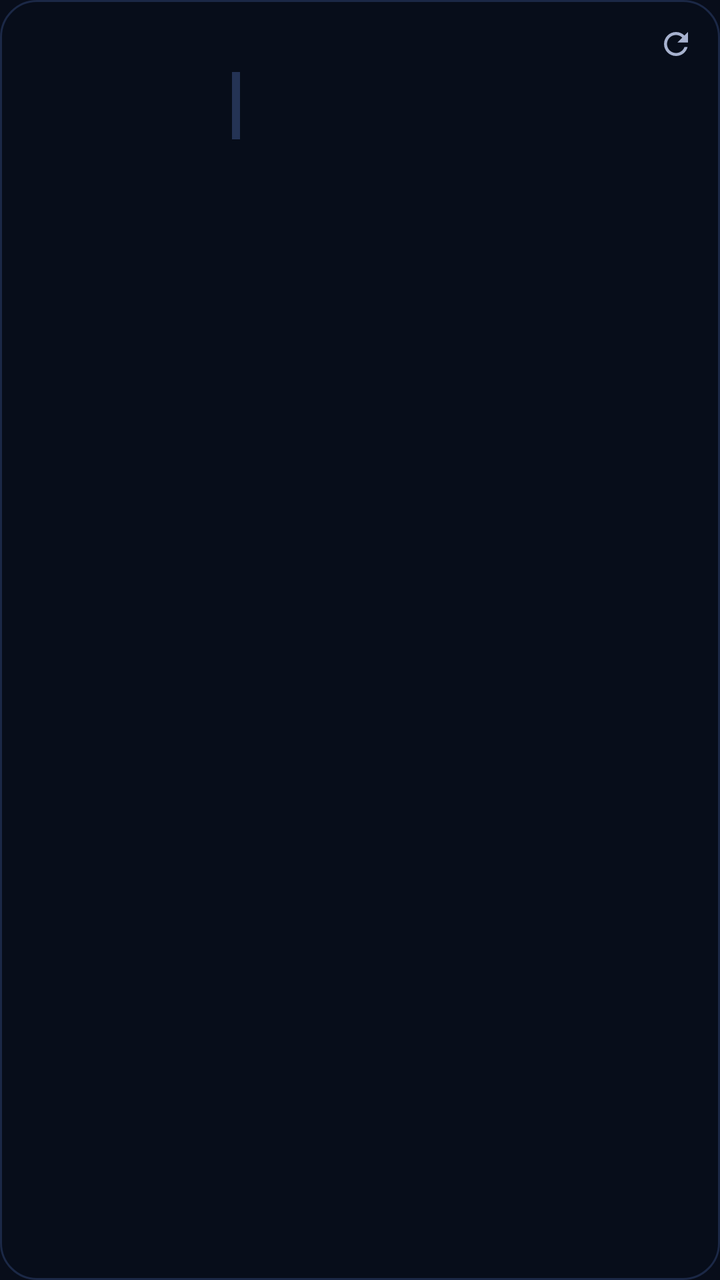
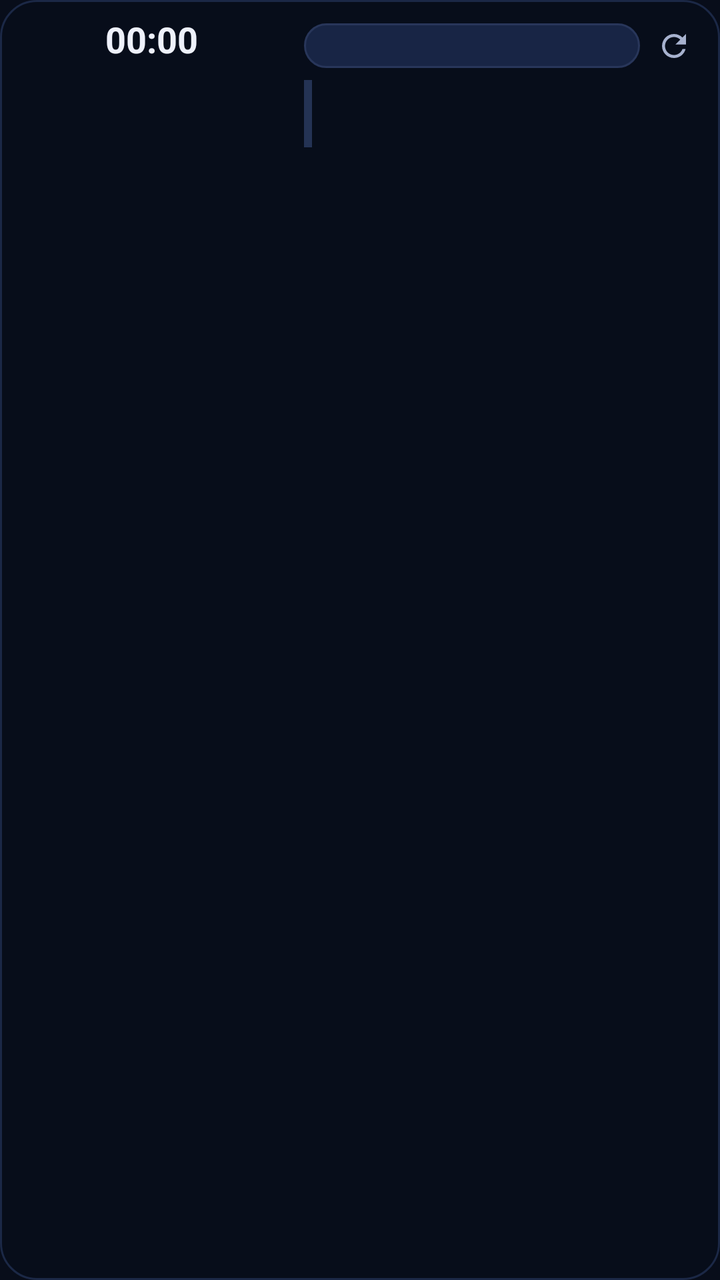

An Android layout rendered at two revisions. The XML below is the earlier revision; the diff shows what the commit changed to produce the second picture.
<!-- AndroidManifest.xml: application theme AppTheme -->
<!-- res/layout/widget_routine.xml -->
<?xml version="1.0" encoding="utf-8"?>
<LinearLayout xmlns:android="http://schemas.android.com/apk/res/android"
    android:id="@+id/root"
    android:layout_width="match_parent"
    android:layout_height="match_parent"
    android:background="@drawable/widget_bg"
    android:gravity="center_vertical"
    android:orientation="horizontal"
    android:padding="10dp">

    <ImageView
        android:id="@+id/clock"
        android:layout_width="96dp"
        android:layout_height="96dp"
        android:contentDescription="@string/widget_clock_desc"
        android:scaleType="fitCenter" />

    <LinearLayout
        android:layout_width="0dp"
        android:layout_height="match_parent"
        android:layout_marginStart="10dp"
        android:layout_weight="1"
        android:orientation="vertical">

        <LinearLayout
            android:layout_width="match_parent"
            android:layout_height="wrap_content"
            android:gravity="center_vertical"
            android:orientation="horizontal">

            <TextView
                android:id="@+id/day_title"
                android:layout_width="0dp"
                android:layout_height="wrap_content"
                android:layout_weight="1"
                android:ellipsize="end"
                android:singleLine="true"
                android:textColor="@color/text_dim"
                android:textSize="12sp" />

            <ImageView
                android:id="@+id/refresh"
                android:layout_width="24dp"
                android:layout_height="24dp"
                android:contentDescription="@string/refresh"
                android:padding="3dp"
                android:src="@drawable/ic_refresh" />
        </LinearLayout>

        <LinearLayout
            android:layout_width="match_parent"
            android:layout_height="wrap_content"
            android:layout_marginTop="2dp"
            android:orientation="horizontal">

            <ImageView
                android:id="@+id/now_bar"
                android:layout_width="4dp"
                android:layout_height="match_parent"
                android:background="@color/unassigned"
                android:importantForAccessibility="no" />

            <LinearLayout
                android:layout_width="0dp"
                android:layout_height="wrap_content"
                android:layout_marginStart="6dp"
                android:layout_weight="1"
                android:orientation="vertical">

                <TextView
                    android:id="@+id/now_title"
                    android:layout_width="match_parent"
                    android:layout_height="wrap_content"
                    android:ellipsize="end"
                    android:singleLine="true"
                    android:textColor="@color/text"
                    android:textSize="14sp"
                    android:textStyle="bold" />

                <TextView
                    android:id="@+id/now_sub"
                    android:layout_width="match_parent"
                    android:layout_height="wrap_content"
                    android:ellipsize="end"
                    android:singleLine="true"
                    android:textColor="@color/text_mute"
                    android:textSize="11sp" />
            </LinearLayout>
        </LinearLayout>

        <ListView
            android:id="@+id/list"
            android:layout_width="match_parent"
            android:layout_height="0dp"
            android:layout_marginTop="4dp"
            android:layout_weight="1"
            android:divider="@null"
            android:scrollbars="none" />
    </LinearLayout>
</LinearLayout>
<!-- resources referenced by this layout -->
<resources>
  <color name="text">#EEF1FB</color>
  <color name="text_dim">#A7B2CF</color>
  <color name="text_mute">#6D7897</color>
  <color name="unassigned">#243354</color>
  <!-- drawable ic_refresh (drawable) -->
  <?xml version="1.0" encoding="utf-8"?>
  <vector xmlns:android="http://schemas.android.com/apk/res/android"
      android:width="24dp"
      android:height="24dp"
      android:viewportWidth="24"
      android:viewportHeight="24">
      <path
          android:fillColor="#A7B2CF"
          android:pathData="M17.65,6.35C16.2,4.9 14.21,4 12,4c-4.42,0 -7.99,3.58 -7.99,8s3.57,8 7.99,8c3.73,0 6.84,-2.55 7.73,-6h-2.08c-0.82,2.33 -3.04,4 -5.65,4 -3.31,0 -6,-2.69 -6,-6s2.69,-6 6,-6c1.66,0 3.14,0.69 4.22,1.78L13,11h7V4l-2.35,2.35z" />
  </vector>
  <!-- drawable widget_bg (drawable) -->
  <?xml version="1.0" encoding="utf-8"?>
  <shape xmlns:android="http://schemas.android.com/apk/res/android" android:shape="rectangle">
      <solid android:color="#F0080D1A" />
      <stroke android:width="1dp" android:color="@color/border_soft" />
      <corners android:radius="18dp" />
  </shape>
  <string name="refresh">새로고침</string>
  <string name="widget_clock_desc">오늘 24시간 루틴 시계</string>
  <style name="AppTheme" parent="android:Theme.Material.NoActionBar">
          <item name="android:windowBackground">@color/bg</item>
          <item name="android:statusBarColor">@color/bg</item>
          <item name="android:navigationBarColor">@color/bg</item>
          <item name="android:colorAccent">@color/accent</item>
          <item name="android:textColorPrimary">@color/text</item>
          <item name="android:textColorSecondary">@color/text_dim</item>
      </style>
  <color name="border_soft">#1B2846</color>
  <color name="bg">#080D1A</color>
  <color name="accent">#F5B95C</color>
</resources>

<!-- the commit's change to res/layout/widget_routine.xml (unified diff, before → after) -->
@@ -4,22 +4,43 @@
     android:layout_width="match_parent"
     android:layout_height="match_parent"
     android:background="@drawable/widget_bg"
-    android:gravity="center_vertical"
     android:orientation="horizontal"
     android:padding="10dp">
 
-    <ImageView
-        android:id="@+id/clock"
-        android:layout_width="96dp"
-        android:layout_height="96dp"
-        android:contentDescription="@string/widget_clock_desc"
-        android:scaleType="fitCenter" />
+    <LinearLayout
+        android:layout_width="0dp"
+        android:layout_height="match_parent"
+        android:layout_weight="4"
+        android:gravity="center_horizontal"
+        android:orientation="vertical">
+
+        <TextClock
+            android:id="@+id/time"
+            android:layout_width="wrap_content"
+            android:layout_height="wrap_content"
+            android:fontFeatureSettings="tnum"
+            android:format12Hour="HH:mm"
+            android:format24Hour="HH:mm"
+            android:includeFontPadding="false"
+            android:textColor="@color/text"
+            android:textSize="18sp"
+            android:textStyle="bold" />
+
+        <ImageView
+            android:id="@+id/clock"
+            android:layout_width="match_parent"
+            android:layout_height="0dp"
+            android:layout_marginTop="4dp"
+            android:layout_weight="1"
+            android:contentDescription="@string/widget_clock_desc"
+            android:scaleType="fitCenter" />
+    </LinearLayout>
 
     <LinearLayout
         android:layout_width="0dp"
         android:layout_height="match_parent"
         android:layout_marginStart="10dp"
-        android:layout_weight="1"
+        android:layout_weight="6"
         android:orientation="vertical">
 
         <LinearLayout
@@ -28,29 +49,34 @@
             android:gravity="center_vertical"
             android:orientation="horizontal">
 
+            
             <TextView
                 android:id="@+id/day_title"
                 android:layout_width="0dp"
                 android:layout_height="wrap_content"
                 android:layout_weight="1"
+                android:background="@drawable/widget_chip"
                 android:ellipsize="end"
+                android:paddingHorizontal="8dp"
+                android:paddingVertical="3dp"
                 android:singleLine="true"
                 android:textColor="@color/text_dim"
                 android:textSize="12sp" />
 
             <ImageView
                 android:id="@+id/refresh"
-                android:layout_width="24dp"
-                android:layout_height="24dp"
+                android:layout_width="26dp"
+                android:layout_height="26dp"
+                android:layout_marginStart="4dp"
                 android:contentDescription="@string/refresh"
-                android:padding="3dp"
+                android:padding="4dp"
                 android:src="@drawable/ic_refresh" />
         </LinearLayout>
 
         <LinearLayout
             android:layout_width="match_parent"
             android:layout_height="wrap_content"
-            android:layout_marginTop="2dp"
+            android:layout_marginTop="4dp"
             android:orientation="horizontal">
 
             <ImageView
<!-- resource entries referenced after the edit -->
@@ -22,6 +22,13 @@
       <stroke android:width="1dp" android:color="@color/border_soft" />
       <corners android:radius="18dp" />
   </shape>
+  <!-- drawable widget_chip (drawable) -->
+  <?xml version="1.0" encoding="utf-8"?>
+  <shape xmlns:android="http://schemas.android.com/apk/res/android" android:shape="rectangle">
+      <solid android:color="@color/surface_2" />
+      <stroke android:width="1dp" android:color="@color/border" />
+      <corners android:radius="999dp" />
+  </shape>
   <string name="refresh">새로고침</string>
   <string name="widget_clock_desc">오늘 24시간 루틴 시계</string>
   <style name="AppTheme" parent="android:Theme.Material.NoActionBar">
@@ -33,6 +40,8 @@
           <item name="android:textColorSecondary">@color/text_dim</item>
       </style>
   <color name="border_soft">#1B2846</color>
+  <color name="surface_2">#182545</color>
+  <color name="border">#28365A</color>
   <color name="bg">#080D1A</color>
   <color name="accent">#F5B95C</color>
 </resources>
